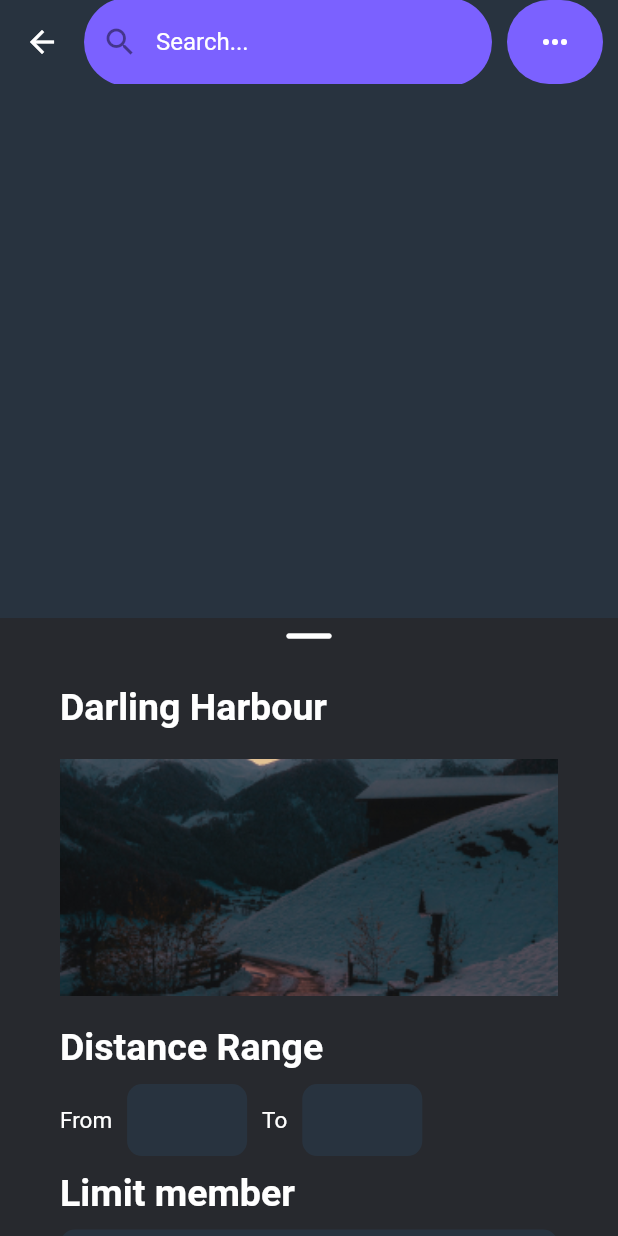
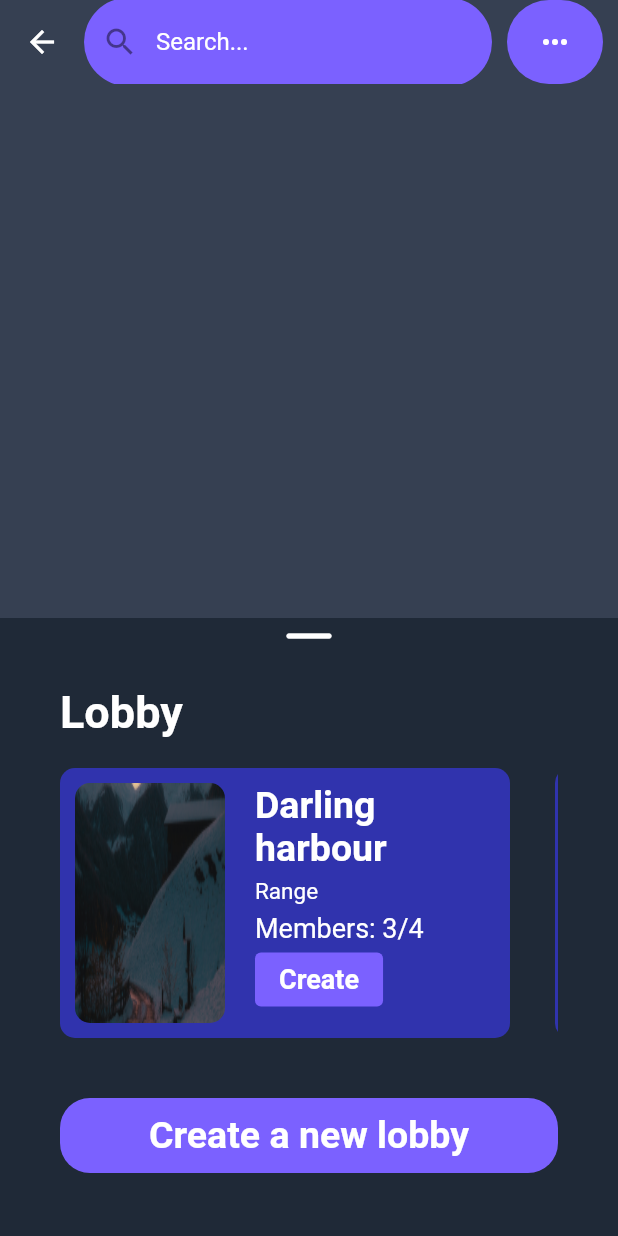
Before and after one commit to sudo-datluu/runfinity, a Flutter app: the screen it shows after launch, on a phone screen of 412 x 824 dp. Run offline on Flutter 3.47's test engine with Material 2 defaults, Android fonts, the phone set to English and light mode, and no system bars.

Commit message:
UTS 26 Finding Lobby Screen

```diff
--- a/lib/main.dart
+++ b/lib/main.dart
@@ -1,6 +1,6 @@
 import 'package:flutter/material.dart';
-import 'package:runfinity/screens/header_screen.dart';
-import 'package:runfinity/screens/lobby_screens/create_lobby_screen.dart';
+import 'package:runfinity/screens/lobby_screens/lobby_screen.dart';
+
 
 void main() {
   runApp(const MyApp());
@@ -13,9 +13,9 @@ class MyApp extends StatelessWidget {
   @override
   Widget build(BuildContext context) {
     return MaterialApp(
+      debugShowCheckedModeBanner: false,
       title: 'Flutter Demo',
-
-      home: CreateLobbyScreen(),
+      home: LobbyScreen(),
     );
   }
 }
--- a/lib/screens/header_screen.dart
+++ b/lib/screens/header_screen.dart
@@ -1,5 +1,5 @@
 import 'package:flutter/material.dart';
-import 'package:runfinity/screens/lobby_screens/color.dart';
+import 'package:runfinity/styles/app_colors.dart';
 
 class HeaderScreen extends StatefulWidget implements PreferredSizeWidget {
   HeaderScreen({
@@ -34,7 +34,7 @@ class _HeaderScreenState extends State<HeaderScreen> {
           hintText: "Search...",
           hintStyle: TextStyle(color: Colors.white),
           filled: true,
-          fillColor: LobbyColor.ButtonColor,
+          fillColor: AppColors.primary,
           border: OutlineInputBorder(
             borderSide: BorderSide.none,
             borderRadius: BorderRadius.all(Radius.circular(50)),
@@ -47,10 +47,13 @@ class _HeaderScreenState extends State<HeaderScreen> {
           onPressed: (){
 
           },
-          child: Icon(Icons.more_horiz),
+          child: Icon(
+            Icons.more_horiz,
+            color: Colors.white,
+          ),
           style: ElevatedButton.styleFrom(
             elevation: 0,
-            backgroundColor: LobbyColor.ButtonColor,
+            backgroundColor: AppColors.primary,
             side: BorderSide.none,
             shape: RoundedRectangleBorder(
               borderRadius: BorderRadius.all(Radius.circular(200)),
--- a/lib/screens/lobby_screens/color.dart
+++ /dev/null
@@ -1,10 +0,0 @@
-import 'dart:ui';
-
-import 'package:flutter/material.dart';
-
-
-class LobbyColor{
-  static const Color BackgroundColor = Color.fromRGBO(40, 51, 63, 1);
-  static const Color ButtonColor = Color.fromRGBO(123, 97, 255, 1);
-  static const Color CreateBackgroundColor = Color.fromRGBO(39, 41, 46, 1);
-}
--- a/lib/screens/lobby_screens/create_lobby_screen.dart
+++ /dev/null
@@ -1,170 +0,0 @@
-import 'package:flutter/material.dart';
-import 'package:runfinity/screens/header_screen.dart';
-import 'package:runfinity/screens/lobby_screens/color.dart';
-
-class CreateLobbyScreen extends StatefulWidget {
-  const CreateLobbyScreen({super.key});
-
-  @override
-  State<CreateLobbyScreen> createState() => _CreateLobbyScreenState();
-}
-
-class _CreateLobbyScreenState extends State<CreateLobbyScreen> {
-
-  final TextEditingController searchTextEditingController = new TextEditingController();
-
-  @override
-  Widget build(BuildContext context) {
-    return Scaffold(
-      extendBodyBehindAppBar: true,
-      backgroundColor: LobbyColor.BackgroundColor,
-      appBar: HeaderScreen(
-        textEditingController: searchTextEditingController,
-      ),
-      body: SizedBox.expand(
-        child: DraggableScrollableSheet(
-          initialChildSize: 0.5,
-          minChildSize: 0.3,
-          maxChildSize: 0.85,
-
-          builder: (BuildContext context, ScrollController scrollController){
-            return Container(
-              color: LobbyColor.CreateBackgroundColor,
-              child: SingleChildScrollView(
-                controller: scrollController,
-                padding: EdgeInsets.only(left: 40, right: 40, bottom: 50),
-                child: Column(
-                  crossAxisAlignment: CrossAxisAlignment.start,
-                  children: [
-                    SizedBox(height: 5,),
-                    Center(
-                      child: Icon(
-                        Icons.maximize_rounded,
-                        color: Colors.white,
-                        size: 40,
-                      ),
-                    ),
-                    Text(
-                      "Darling Harbour",
-                      style: TextStyle(
-                        color: Colors.white,
-                        fontSize: 25,
-                        fontWeight: FontWeight.bold,
-                      ),
-                    ),
-                    SizedBox(height: 20,),
-                    Center(
-                      child: Container(
-                        width: double.infinity,
-                        child: Image.asset(
-                          'images/darling_harbour.png',
-                          fit: BoxFit.fitWidth,
-                        ),
-                      ),
-                    ),
-                    SizedBox(height: 20,),
-                    Text(
-                      "Distance Range",
-                      style: TextStyle(
-                        color: Colors.white,
-                        fontSize: 25,
-                        fontWeight: FontWeight.bold,
-                      ),
-                    ),
-                    SizedBox(height: 10,),
-                    Row(
-                      children: [
-                        Text(
-                          "From",
-                          style: TextStyle(
-                            color: Colors.white,
-                            fontSize: 15,
-                          ),
-                        ),
-                        SizedBox(width: 10,),
-                        Container(
-                          width: 80,
-                          child: TextFormField(
-                            decoration: InputDecoration(
-                              border: InputBorder.none,
-                            ),
-                          ),
-                          decoration: BoxDecoration(
-                            color: LobbyColor.BackgroundColor,
-                            borderRadius: BorderRadius.circular(10),
-                          ),
-                        ),
-                        SizedBox(width: 10,),
-                        Text(
-                          "To",
-                          style: TextStyle(
-                            color: Colors.white,
-                            fontSize: 15,
-                          ),
-                        ),
-                        SizedBox(width: 10,),
-                        Container(
-                          width: 80,
-                          child: TextFormField(
-                            decoration: InputDecoration(
-                              border: InputBorder.none,
-                            ),
-                          ),
-                          decoration: BoxDecoration(
-                            color: LobbyColor.BackgroundColor,
-                            borderRadius: BorderRadius.circular(10),
-                          ),
-                        ),
-                      ],
-                    ),
-                    SizedBox(height: 10,),
-                    Text(
-                      "Limit member",
-                      style: TextStyle(
-                        color: Colors.white,
-                        fontSize: 25,
-                        fontWeight: FontWeight.bold,
-                      ),
-                    ),
-                    SizedBox(height: 10,),
-                    Container(
-                      width: double.infinity,
-                      child: TextFormField(
-                        decoration: InputDecoration(
-                          border: InputBorder.none,
-                        ),
-                      ),
-                      decoration: BoxDecoration(
-                        color: LobbyColor.BackgroundColor,
-                        borderRadius: BorderRadius.circular(10),
-                      ),
-                    ),
-                    SizedBox(height: 20,),
-                    Center(
-                      child: ElevatedButton(
-                        style: ElevatedButton.styleFrom(
-                          backgroundColor: LobbyColor.ButtonColor,
-                          elevation: 0,
-                          minimumSize: const Size.fromHeight(50),
-                        ),
-                        onPressed: (){},
-                        child: Text(
-                          "Create",
-                          style: TextStyle(
-                            color: Colors.white,
-                            fontSize: 25,
-                            fontWeight: FontWeight.bold,
-                          ),
-                        ),
-                      ),
-                    ),
-                  ],
-                ),
-              ),
-            );
-          }
-        ),
-      ),
-    );
-  }
-}
--- /dev/null
+++ b/lib/screens/lobby_screens/lobby_screen.dart
@@ -0,0 +1,41 @@
+import 'package:flutter/material.dart';
+import 'package:runfinity/screens/header_screen.dart';
+import 'package:runfinity/screens/lobby_screens/widgets/create_lobby_screen.dart';
+import 'package:runfinity/screens/lobby_screens/widgets/find_lobby_screen.dart';
+
+import '../../../styles/app_colors.dart';
+
+class LobbyScreen extends StatefulWidget {
+  const LobbyScreen({super.key});
+
+  @override
+  State<LobbyScreen> createState() => _LobbyScreenState();
+}
+
+class _LobbyScreenState extends State<LobbyScreen> {
+
+  final TextEditingController searchTextEditingController = new TextEditingController();
+  bool isCreatingLobby = false;
+
+  @override
+  Widget build(BuildContext context) {
+    return Scaffold(
+      extendBodyBehindAppBar: true,
+      backgroundColor: AppColors.neutral700,
+      appBar: HeaderScreen(
+        textEditingController: searchTextEditingController,
+      ),
+      body: SizedBox.expand(
+        child: isCreatingLobby
+          ? CreateLobbyScreen()
+          : FindingLobbyScreen(
+              onClicked: () {
+                setState(() {
+                  isCreatingLobby = true;
+                });
+              },
+          ),
+      ),
+    );
+  }
+}
--- /dev/null
+++ b/lib/screens/lobby_screens/widgets/create_lobby_screen.dart
@@ -0,0 +1,161 @@
+import 'package:flutter/material.dart';
+
+import '../../../styles/app_colors.dart';
+
+class CreateLobbyScreen extends StatefulWidget {
+  const CreateLobbyScreen({super.key});
+
+  @override
+  State<CreateLobbyScreen> createState() => _CreateLobbyScreenState();
+}
+
+class _CreateLobbyScreenState extends State<CreateLobbyScreen> {
+
+  final TextEditingController searchTextEditingController = TextEditingController();
+
+  @override
+  Widget build(BuildContext context) {
+    return DraggableScrollableSheet(
+        initialChildSize: 0.5,
+        minChildSize: 0.3,
+        maxChildSize: 0.85,
+
+        builder: (BuildContext context, ScrollController scrollController){
+          return Container(
+            color: AppColors.neutral800,
+            child: SingleChildScrollView(
+              controller: scrollController,
+              padding: const EdgeInsets.only(left: 40, right: 40, bottom: 50),
+              child: Column(
+                crossAxisAlignment: CrossAxisAlignment.start,
+                children: [
+                  const SizedBox(height: 5,),
+                  const Center(
+                    child: Icon(
+                      Icons.maximize_rounded,
+                      color: Colors.white,
+                      size: 40,
+                    ),
+                  ),
+                  const Text(
+                    "Darling Harbour",
+                    style: TextStyle(
+                      color: Colors.white,
+                      fontSize: 25,
+                      fontWeight: FontWeight.bold,
+                    ),
+                  ),
+                  const SizedBox(height: 20,),
+                  Center(
+                    child: SizedBox(
+                      width: double.infinity,
+                      child: Image.asset(
+                        'images/darling_harbour.png',
+                        fit: BoxFit.fitWidth,
+                      ),
+                    ),
+                  ),
+                  const SizedBox(height: 20,),
+                  const Text(
+                    "Distance Range",
+                    style: TextStyle(
+                      color: Colors.white,
+                      fontSize: 25,
+                      fontWeight: FontWeight.bold,
+                    ),
+                  ),
+                  const SizedBox(height: 10,),
+                  Row(
+                    children: [
+                      const Text(
+                        "From",
+                        style: TextStyle(
+                          color: Colors.white,
+                          fontSize: 15,
+                        ),
+                      ),
+                      const SizedBox(width: 10,),
+                      Container(
+                        width: 80,
+                        decoration: BoxDecoration(
+                          color: AppColors.neutral700,
+                          borderRadius: BorderRadius.circular(10),
+                        ),
+                        child: TextFormField(
+                          decoration: const InputDecoration(
+                            border: InputBorder.none,
+                          ),
+                        ),
+                      ),
+                      const SizedBox(width: 10,),
+                      const Text(
+                        "To",
+                        style: TextStyle(
+                          color: Colors.white,
+                          fontSize: 15,
+                        ),
+                      ),
+                      const SizedBox(width: 10,),
+                      Container(
+                        width: 80,
+                        decoration: BoxDecoration(
+                          color: AppColors.neutral700,
+                          borderRadius: BorderRadius.circular(10),
+                        ),
+                        child: TextFormField(
+                          decoration: const InputDecoration(
+                            border: InputBorder.none,
+                          ),
+                        ),
+                      ),
+                    ],
+                  ),
+                  const SizedBox(height: 10,),
+                  const Text(
+                    "Limit member",
+                    style: TextStyle(
+                      color: Colors.white,
+                      fontSize: 25,
+                      fontWeight: FontWeight.bold,
+                    ),
+                  ),
+                  const SizedBox(height: 10,),
+                  Container(
+                    width: double.infinity,
+                    decoration: BoxDecoration(
+                      color: AppColors.neutral700,
+                      borderRadius: BorderRadius.circular(10),
+                    ),
+                    child: TextFormField(
+                      decoration: const InputDecoration(
+                        border: InputBorder.none,
+                      ),
+                    ),
+                  ),
+                  const SizedBox(height: 20,),
+                  Center(
+                    child: ElevatedButton(
+                      style: ElevatedButton.styleFrom(
+                        backgroundColor: AppColors.primary,
+                        elevation: 0,
+                        minimumSize: const Size.fromHeight(50),
+                      ),
+                      onPressed: (){},
+                      child: const Text(
+                        "Create",
+                        style: TextStyle(
+                          color: Colors.white,
+                          fontSize: 25,
+                          fontWeight: FontWeight.bold,
+                        ),
+                      ),
+                    ),
+                  ),
+                ],
+              ),
+            ),
+          );
+        }
+    );
+  }
+}
--- /dev/null
+++ b/lib/screens/lobby_screens/widgets/find_lobby_screen.dart
@@ -0,0 +1,92 @@
+import 'package:flutter/material.dart';
+import 'package:runfinity/screens/lobby_screens/widgets/single_lobby_screen.dart';
+
+import '../../../styles/app_colors.dart';
+
+class FindingLobbyScreen extends StatefulWidget {
+  const FindingLobbyScreen({
+    super.key,
+    required this.onClicked,
+    });
+
+  final VoidCallback onClicked;
+
+  @override
+  State<FindingLobbyScreen> createState() => _FindingLobbyScreenState();
+}
+
+class _FindingLobbyScreenState extends State<FindingLobbyScreen> {
+  @override
+  Widget build(BuildContext context) {
+    return DraggableScrollableSheet(
+        initialChildSize: 0.5,
+        minChildSize: 0.3,
+        maxChildSize: 0.6,
+
+        builder: (BuildContext context, ScrollController scrollController){
+          return Container(
+            color: AppColors.neutral800,
+            child: SingleChildScrollView(
+              controller: scrollController,
+              padding: const EdgeInsets.only(left: 40, right: 40, bottom: 50),
+              child: Column(
+                crossAxisAlignment: CrossAxisAlignment.start,
+                children: [
+                  const SizedBox(height: 5,),
+                  const Center(
+                    child: Icon(
+                      Icons.maximize_rounded,
+                      color: Colors.white,
+                      size: 40,
+                    ),
+                  ),
+                  const Text(
+                    "Lobby",
+                    style: TextStyle(
+                      color: Colors.white,
+                      fontSize: 30,
+                      fontWeight: FontWeight.bold,
+                    ),
+                  ),
+                  const SizedBox(height: 20,),
+
+                  SingleChildScrollView(
+                    scrollDirection: Axis.horizontal,
+                    child: Wrap(
+                      spacing: 30,
+                      children: [
+                        SingleLobbyScreen(),
+                        SingleLobbyScreen(),
+                      ],
+                    ),
+                  ),
+                  const SizedBox(height: 40,),
+                  Center(
+                    child: ElevatedButton(
+                      style: ElevatedButton.styleFrom(
+                        backgroundColor: AppColors.primary,
+                        elevation: 0,
+                        minimumSize: const Size.fromHeight(50),
+                        shape: RoundedRectangleBorder(
+                          borderRadius: BorderRadius.circular(20),
+                        ),
+                      ),
+                      onPressed: widget.onClicked,
+                      child: const Text(
+                        "Create a new lobby",
+                        style: TextStyle(
+                          color: Colors.white,
+                          fontSize: 25,
+                          fontWeight: FontWeight.bold,
+                        ),
+                      ),
+                    ),
+                  ),
+                ],
+              ),
+            ),
+          );
+        }
+    );
+  }
+}
--- /dev/null
+++ b/lib/screens/lobby_screens/widgets/single_lobby_screen.dart
@@ -0,0 +1,89 @@
+import 'package:flutter/material.dart';
+import 'package:runfinity/styles/app_colors.dart';
+
+class SingleLobbyScreen extends StatefulWidget {
+  const SingleLobbyScreen({super.key});
+
+  @override
+  State<SingleLobbyScreen> createState() => _SingleLobbyScreenState();
+}
+
+class _SingleLobbyScreenState extends State<SingleLobbyScreen> {
+  @override
+  Widget build(BuildContext context) {
+    return Container(
+      decoration: BoxDecoration(
+        color: AppColors.primaryDarker,
+        borderRadius: BorderRadius.circular(10),
+      ),
+      padding: EdgeInsets.all(10),
+      height: 180,
+      width: 300,
+      child: Row(
+        children: [
+          Container(
+            width: 100,
+            height: 180,
+            child: ClipRRect(
+              borderRadius: BorderRadius.circular(10),
+              child: Image.asset(
+                "images/darling_harbour.png",
+                fit: BoxFit.fill,
+              ),
+            )
+          ),
+          SizedBox(width: 20,),
+          Column(
+            crossAxisAlignment: CrossAxisAlignment.start,
+            children: [
+              Container(
+                width: 150,
+                child: Text(
+                  "Darling harbour",
+                  style: TextStyle(
+                    color: Colors.white,
+                    fontSize: 25,
+                    fontWeight: FontWeight.bold,
+                  ),
+                ),
+              ),
+              SizedBox(height: 5,),
+              Text(
+                "Range",
+                style: TextStyle(
+                  color: Colors.white,
+                  fontSize: 15,
+                ),
+              ),
+              SizedBox(height: 5,),
+              Text(
+                "Members: 3/4",
+                style: TextStyle(
+                  color: Colors.white,
+                  fontSize: 18,
+                ),
+              ),
+              Center(
+                child: ElevatedButton(
+                  style: ElevatedButton.styleFrom(
+                    backgroundColor: AppColors.primary,
+                    elevation: 0,
+                  ),
+                  onPressed: (){},
+                  child: const Text(
+                    "Create",
+                    style: TextStyle(
+                      color: Colors.white,
+                      fontSize: 18,
+                      fontWeight: FontWeight.bold,
+                    ),
+                  ),
+                ),
+              ),
+            ],
+          ),
+        ],
+      ),
+    );
+  }
+}
```
Also changed, not shown: lib/screens/global/global.dart (deleted).
